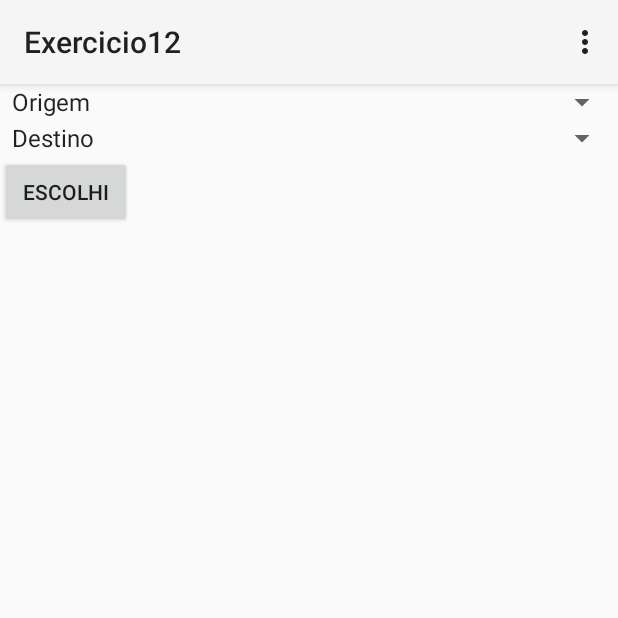
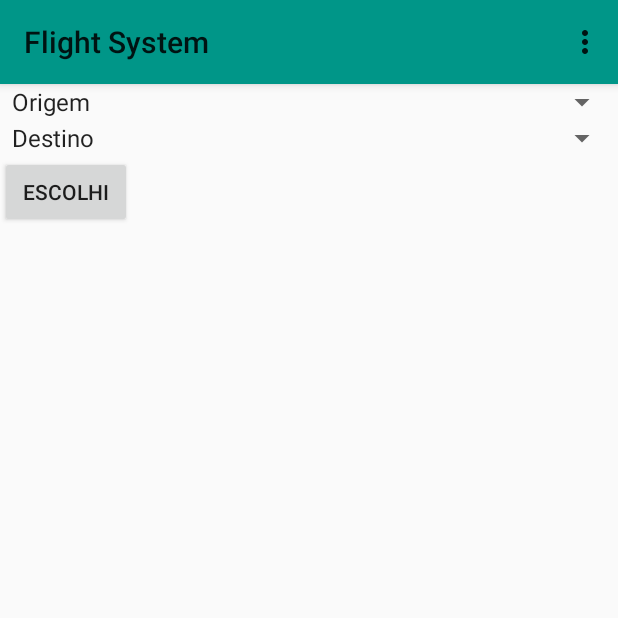
Before and after one commit to ProjetoArqdesis/Exercicio12, an Android app: the screen it shows after launch (MainActivity), on a phone screen of 412 x 824 dp, the top half of it. Run offline under Robolectric (Android 15) with nearby library versions, the phone set to English and light mode, and no system bars.

Commit message:
Mudancas no layout

```diff
--- a/app/src/main/AndroidManifest.xml
+++ b/app/src/main/AndroidManifest.xml
@@ -6,7 +6,7 @@
         android:allowBackup="true"
         android:icon="@mipmap/ic_launcher"
         android:label="@string/app_name"
-        android:theme="@style/AppTheme" >
+        android:theme="@style/MyTheme" >
         <activity
             android:name=".MainActivity"
             android:label="@string/app_name" >
--- a/app/src/main/res/values-v21/styles.xml
+++ b/app/src/main/res/values-v21/styles.xml
@@ -1,5 +1,9 @@
 <?xml version="1.0" encoding="utf-8"?>
 <resources>
-    <style name="AppTheme" parent="android:Theme.Material.Light">
+    <style name="MyTheme" parent="android:Theme.Material.Light">
+
+        <item name="android:colorPrimaryDark">#00796B</item>
+        <item name="android:colorPrimary">#009688</item>
+
     </style>
 </resources>
--- a/app/src/main/res/values/strings.xml
+++ b/app/src/main/res/values/strings.xml
@@ -1,5 +1,5 @@
 <resources>
-    <string name="app_name">Exercicio12</string>
+    <string name="app_name">Flight System</string>
 
     <string name="hello_world">Hello world!</string>
     <string name="action_settings">Settings</string>
--- a/app/src/main/res/values/styles.xml
+++ b/app/src/main/res/values/styles.xml
@@ -3,6 +3,7 @@
     <!-- Base application theme. -->
     <style name="AppTheme" parent="android:Theme.Holo.Light.DarkActionBar">
         <!-- Customize your theme here. -->
+
     </style>
 
 </resources>
```
